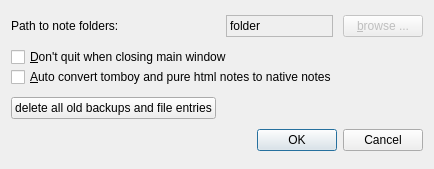
The window that src/ui/preferences.ui (hakaishi/nobleNote) describes before a commit, drawn with Qt 5.
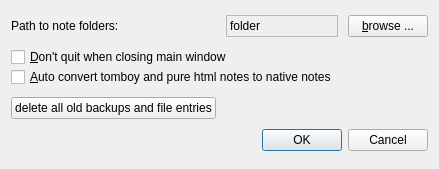
The same window after the commit. Icons and pictures are not drawn.

Patch:
```diff
--- a/src/ui/preferences.ui
+++ b/src/ui/preferences.ui
@@ -6,7 +6,7 @@
    <rect>
     <x>0</x>
     <y>0</y>
-    <width>434</width>
+    <width>439</width>
     <height>169</height>
    </rect>
   </property>
@@ -72,7 +72,7 @@
    <item row="0" column="2">
     <widget class="QPushButton" name="browseButton">
      <property name="enabled">
-      <bool>false</bool>
+      <bool>true</bool>
      </property>
      <property name="sizePolicy">
       <sizepolicy hsizetype="Fixed" vsizetype="Fixed">
```
